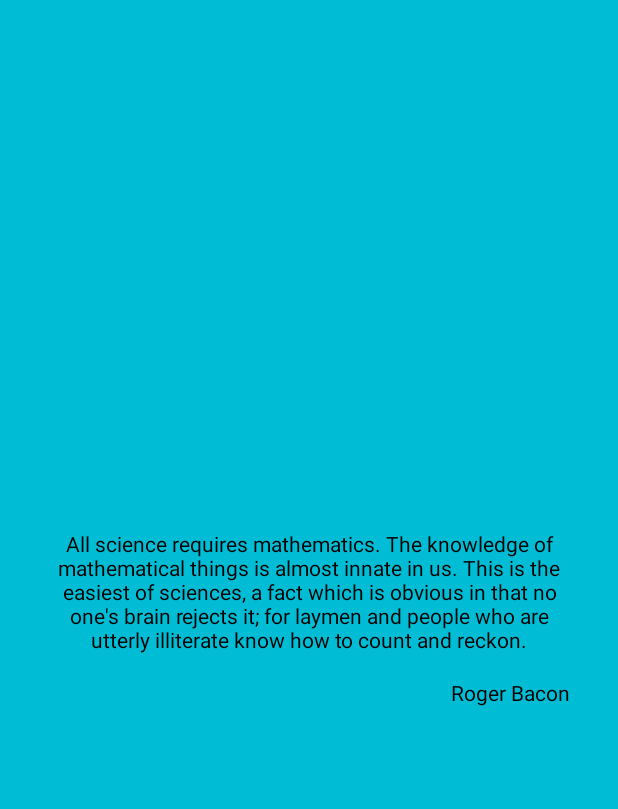
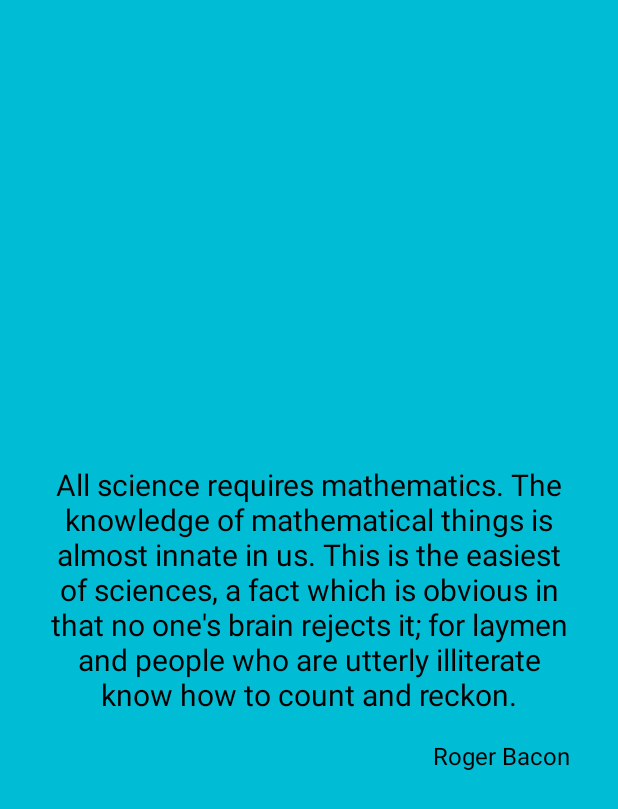
Before and after one commit to dector/quotes, an Android app: the screen it shows after launch (MainActivity), on a phone screen of 412 x 824 dp. Shown: the top 809 px of the screen. Run offline under Robolectric (Android 15) with nearby library versions, the phone set to English and light mode, and no system bars.

Commit message:
Font size improvement

```diff
--- a/app/src/main/res/layout/view_main.xml
+++ b/app/src/main/res/layout/view_main.xml
@@ -18,6 +18,7 @@
             android:layout_width="match_parent"
             android:layout_height="wrap_content"
             android:gravity="center"
+            android:textSize="20sp"
             tools:text="We live in a society exquisitely dependent on science and technology, in which hardly anyone knows anything about science and technology."/>
 
         <TextView
@@ -26,6 +27,7 @@
             android:layout_height="wrap_content"
             android:layout_marginTop="16dp"
             android:gravity="end"
+            android:textSize="16sp"
             tools:text="Carl Sagan"/>
 
     </LinearLayout>
```
